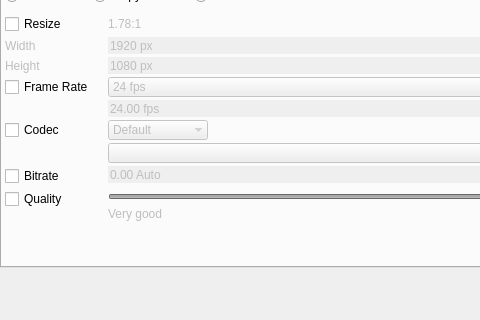
RxLaboratory/DuME, file DuFFMpeg/outputwidget.ui: the form before one commit; both pictures show x 0 to 480 and y 125 to 445 of the 695 by 445 pixel window.
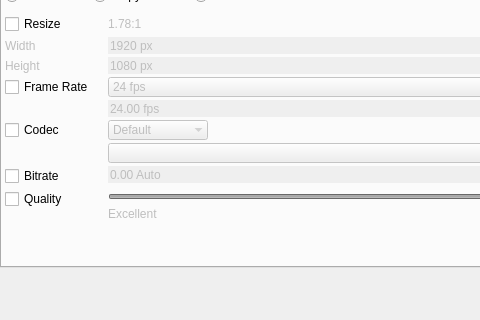
The form after the commit.

Commit message: hide unsupported options

```diff
--- a/DuFFMpeg/outputwidget.ui
+++ b/DuFFMpeg/outputwidget.ui
@@ -692,7 +692,7 @@
                 </size>
                </property>
                <property name="text">
-                <string>Very good</string>
+                <string>Excellent</string>
                </property>
               </widget>
              </item>
```
The commit also changes 2 other files.
